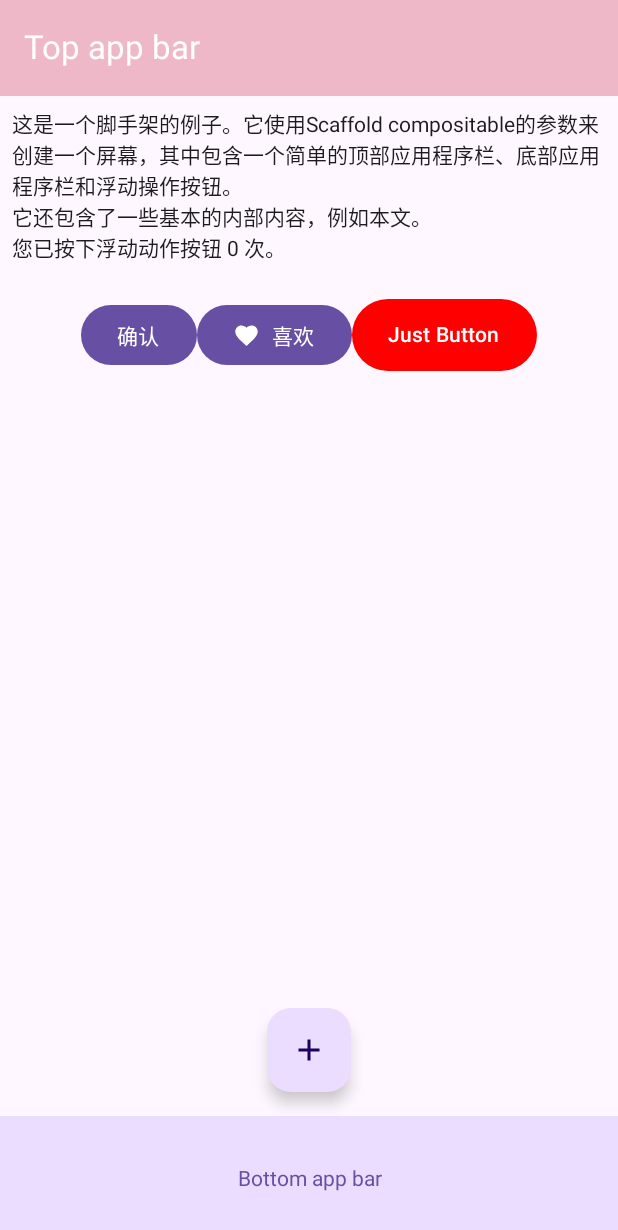
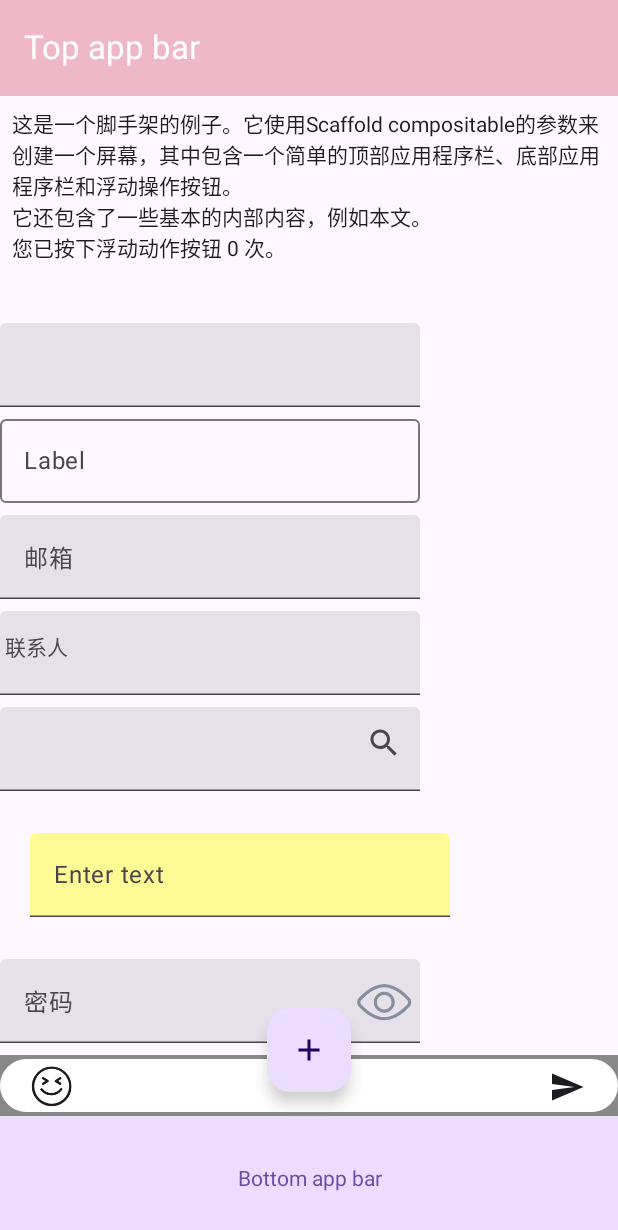
Before and after one commit to DGUTyu/ComposeDemo, an Android app built with Jetpack Compose: the screen it shows after launch (ComposeActivity), on a phone screen of 412 x 824 dp. Shown: the top 1230 px of the screen. Run offline under Robolectric (Android 15) with nearby library versions, the phone set to English and light mode, and no system bars; pictures from the network do not load.

Commit message:
Compose基础组件：TextField

```diff
--- a/app/src/main/java/com/wxdgut/composedemo/ComposeActivity.kt
+++ b/app/src/main/java/com/wxdgut/composedemo/ComposeActivity.kt
@@ -65,6 +65,7 @@ import com.wxdgut.composedemo.basic.ShowButtonUse
 import com.wxdgut.composedemo.basic.ShowIconButtonUse
 import com.wxdgut.composedemo.basic.ShowIconUse
 import com.wxdgut.composedemo.basic.ShowImageUse
+import com.wxdgut.composedemo.basic.ShowTextFieldUse
 import com.wxdgut.composedemo.basic.ShowTextUse
 import com.wxdgut.composedemo.bean.Message
 import com.wxdgut.composedemo.bean.MessageCard
@@ -217,7 +218,8 @@ class ComposeActivity : ComponentActivity() {
                 //ShowIconButtonUse()
                 //SampleCenteredRowUsage()
                 //SampleCenteredColumnUsage()
-                ShowButtonUse()
+                //ShowButtonUse()
+                ShowTextFieldUse()
             }
         }
     }
--- /dev/null
+++ b/app/src/main/java/com/wxdgut/composedemo/basic/TextFieldDemo.kt
@@ -0,0 +1,206 @@
+package com.wxdgut.composedemo.basic
+
+
+import androidx.compose.foundation.background
+import androidx.compose.foundation.layout.Box
+import androidx.compose.foundation.layout.Column
+import androidx.compose.foundation.layout.Row
+import androidx.compose.foundation.layout.Spacer
+import androidx.compose.foundation.layout.fillMaxWidth
+import androidx.compose.foundation.layout.height
+import androidx.compose.foundation.layout.padding
+import androidx.compose.foundation.shape.CircleShape
+import androidx.compose.foundation.text.BasicTextField
+import androidx.compose.foundation.text.selection.TextSelectionColors
+import androidx.compose.material.icons.Icons
+import androidx.compose.material.icons.filled.Search
+import androidx.compose.material.icons.filled.Send
+import androidx.compose.material3.ExperimentalMaterial3Api
+import androidx.compose.material3.Icon
+import androidx.compose.material3.IconButton
+import androidx.compose.material3.OutlinedTextField
+import androidx.compose.material3.Text
+import androidx.compose.material3.TextField
+import androidx.compose.material3.TextFieldDefaults
+import androidx.compose.runtime.Composable
+import androidx.compose.runtime.getValue
+import androidx.compose.runtime.mutableStateOf
+import androidx.compose.runtime.remember
+import androidx.compose.runtime.setValue
+import androidx.compose.ui.Alignment
+import androidx.compose.ui.Modifier
+import androidx.compose.ui.graphics.Color
+import androidx.compose.ui.graphics.graphicsLayer
+import androidx.compose.ui.platform.LocalDensity
+import androidx.compose.ui.res.painterResource
+import androidx.compose.ui.text.TextStyle
+import androidx.compose.ui.text.input.PasswordVisualTransformation
+import androidx.compose.ui.text.input.VisualTransformation
+import androidx.compose.ui.text.style.BaselineShift
+import androidx.compose.ui.tooling.preview.Preview
+import androidx.compose.ui.unit.dp
+import com.wxdgut.composedemo.R
+
+@OptIn(ExperimentalMaterial3Api::class)
+@Preview(showBackground = true)
+@Composable
+fun ShowTextFieldUse() {
+    Column {
+        // BasicTextField 允许用户通过硬件或软件键盘编辑文本，但没有提供提示或占位符等装饰
+        var text by remember { mutableStateOf("") }
+        BasicTextField(value = text, onValueChange = {
+            text = it
+        })
+
+        // 默认样式为填充FilledTextField
+        var text2 by remember { mutableStateOf("") }
+        TextField(value = text2, onValueChange = {
+            text2 = it
+        })
+
+        // OutlinedTextField 是轮廓样式版本
+        var text3 by remember { mutableStateOf("") }
+        OutlinedTextField(
+            value = text3,
+            onValueChange = { text3 = it },
+            label = { Text("Label") }
+        )
+
+        // 设置了 singleLine 再设置 maxLines 将无效
+        Spacer(Modifier.padding(vertical = 4.dp))
+        var text4 by remember { mutableStateOf("") }
+        TextField(
+            value = text4,
+            onValueChange = { text4 = it },
+            singleLine = true,
+            label = {
+                Text("邮箱")
+            }
+        )
+
+        Spacer(Modifier.padding(vertical = 4.dp))
+        var text5 by remember { mutableStateOf("") }
+        TextField(
+            value = text5,
+            onValueChange = { text5 = it },
+            leadingIcon = {
+                // 接收来自一个 @Composable 函数的 lambda 表达式
+                // 如 Icon(Icons.Filled.Search, null) 或 Text("联系人")。
+                // 可以同时写上述两个表达式在 leadingIcon里 ，但不建议
+                Text(
+                    text = "联系人",
+                    style = TextStyle(
+                        baselineShift = BaselineShift.Superscript
+                    )
+                )
+            }
+        )
+
+        Spacer(Modifier.padding(vertical = 4.dp))
+        var text6 by remember { mutableStateOf("") }
+        TextField(
+            value = text6,
+            onValueChange = { text6 = it },
+            trailingIcon = {
+                // 可以同时写上述两个表达式在 trailingIcon 里 ，但不建议
+//                Text(
+//                    text = "@163.com",
+//                    style = TextStyle(
+//                        baselineShift = BaselineShift.Superscript
+//                    )
+//                )
+                Icon(
+                    imageVector = Icons.Filled.Search,
+                    contentDescription = "Search",
+                    modifier = Modifier.graphicsLayer(
+                        // 根据需要调整 translationY 的值，这里沿着Y轴向上平移4个像素的距离
+                        translationY = with(LocalDensity.current) { (-4).dp.toPx() }
+                    )
+                )
+            }
+        )
+
+        Spacer(Modifier.padding(vertical = 4.dp))
+        var text7 by remember { mutableStateOf("") }
+        TextField(
+            value = text7,
+            onValueChange = { text7 = it },
+            label = { Text("Enter text") },
+            modifier = Modifier.padding(20.dp),
+            colors = TextFieldDefaults.textFieldColors(
+                //#FDFA94淡黄色 #00B42A绿色 #07828B 青色
+                containerColor = Color(0xFFFDFA94),
+                selectionColors = TextSelectionColors(
+                    handleColor = Color(0xFF00B42A),
+                    backgroundColor = Color(0xFF89E9E0)
+                ),
+                focusedIndicatorColor = Color.Transparent
+            )
+        )
+
+        // 显示模式
+        Spacer(Modifier.padding(vertical = 4.dp))
+        var text8 by remember { mutableStateOf("") }
+        var pwHidden by remember { mutableStateOf(false) }
+        TextField(
+            value = text8,
+            onValueChange = { text8 = it },
+            trailingIcon = {
+                IconButton(
+                    onClick = { pwHidden = !pwHidden }
+                ) {
+                    Icon(painterResource(id = R.drawable.img_eye), null, tint = Color.Unspecified)
+                }
+            },
+            label = { Text("密码") },
+            visualTransformation = if (pwHidden) PasswordVisualTransformation() else VisualTransformation.None
+        )
+
+        // 使用 BasicTextField 可以让你拥有更高的自定义效果
+        Spacer(Modifier.padding(vertical = 4.dp))
+        var text9 by remember { mutableStateOf("") }
+        Box(
+            // 设置 Box 的宽度充满父布局，高度为 80.dp，背景颜色为灰色
+            modifier = Modifier
+                .fillMaxWidth()
+                .height(80.dp)
+                .background(Color.Gray),
+            contentAlignment = Alignment.Center
+        ) {
+            BasicTextField(
+                value = text9,
+                onValueChange = { text9 = it },
+                // 设置输入框的样式，包括白色背景、圆角形状，高度为 35.dp，宽度充满父布局
+                modifier = Modifier
+                    .background(Color.White, CircleShape)
+                    .height(35.dp)
+                    .fillMaxWidth(),
+                // decorationBox = { innerTextField -> ... }：lambda 表达式，用于自定义输入框的外观样式
+                decorationBox = { innerTextField ->
+                    Row(
+                        verticalAlignment = Alignment.CenterVertically,
+                        modifier = Modifier.padding(horizontal = 10.dp)
+                    ) {
+                        IconButton(
+                            onClick = { }
+                        ) {
+                            Icon(painterResource(id = R.drawable.img_mood), null)
+                        }
+                        Box(
+                            //  用于包裹输入框，使其占据剩余的空间
+                            modifier = Modifier.weight(1f),
+                            contentAlignment = Alignment.CenterStart
+                        ) {
+                            innerTextField()
+                        }
+                        IconButton(
+                            onClick = { },
+                        ) {
+                            Icon(Icons.Filled.Send, null)
+                        }
+                    }
+                }
+            )
+        }
+    }
+}
```
Also changed, not shown: app/src/main/res/drawable/img_eye.png (added), app/src/main/res/drawable/img_eye2.png (added), app/src/main/res/drawable/img_mood.png (added).
